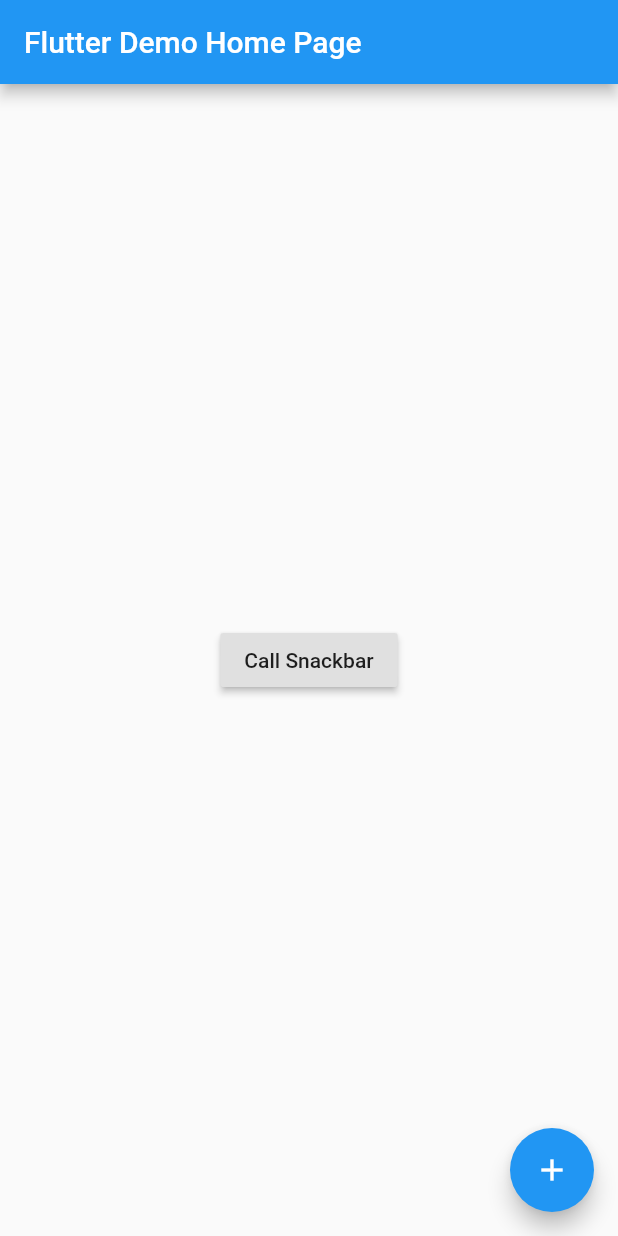
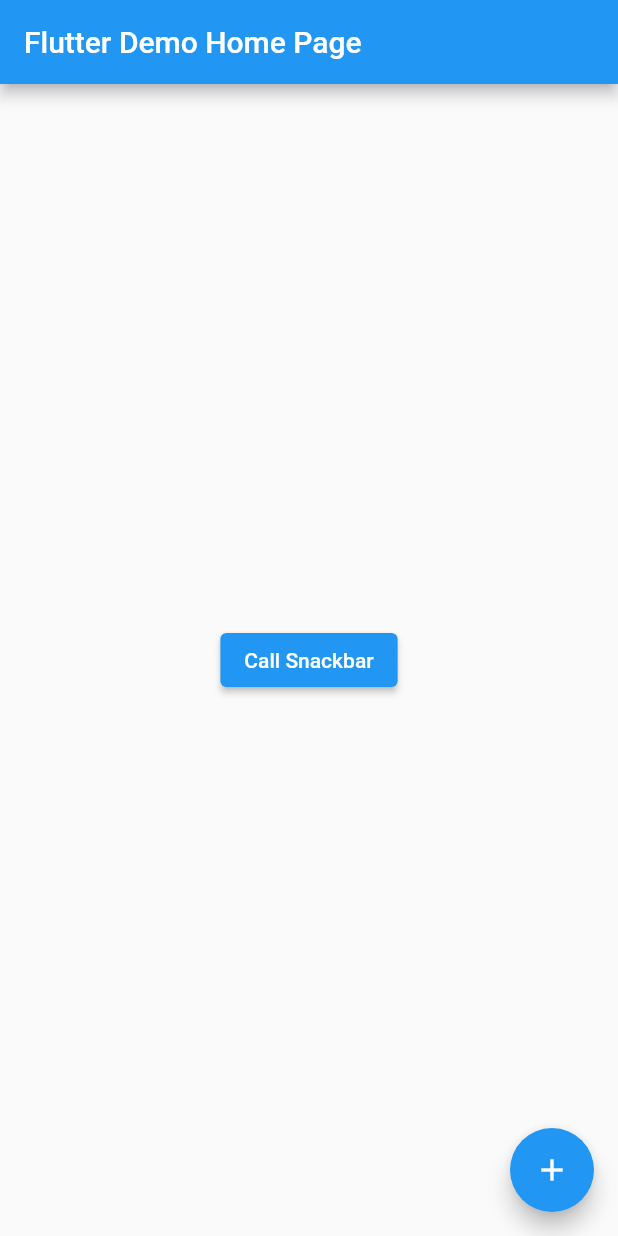
Before and after one commit to Flutterando/flutter_mobx_helpers, a Flutter app: the screen it shows after launch, on a phone screen of 412 x 824 dp. Run offline on Flutter 3.47's test engine with Material 2 defaults, Android fonts, the phone set to English and light mode, and no system bars; our stand-ins replace mobx; generated files the repository leaves out were written again.

Commit message:
Migrate to null safety; Remove deprecated calls

```diff
--- a/example/lib/main.dart
+++ b/example/lib/main.dart
@@ -20,9 +20,9 @@ class MyApp extends StatelessWidget {
 }
 
 class MyHomePage extends StatefulWidget {
-  MyHomePage({Key key, this.title}) : super(key: key);
+  MyHomePage({Key? key, this.title}) : super(key: key);
 
-  final String title;
+  final String? title;
 
   @override
   _MyHomePageState createState() => _MyHomePageState();
@@ -37,19 +37,20 @@ class _MyHomePageState extends State<MyHomePage> {
     return Scaffold(
       key: _scaffold,
       appBar: AppBar(
-        title: Text(widget.title),
+        title: Text(widget.title ?? ''),
       ),
       body: Center(
         child: ObserverListener(
           listener: (_) {
             var snack = SnackBar(content: Text('Click ${store.value}'));
-          _scaffold.currentState.showSnackBar(snack);
+            ScaffoldMessenger.of(context).showSnackBar(snack);
           },
-        child: RaisedButton(
+          child: ElevatedButton(
             child: Text('Call Snackbar'),
             onPressed: store.setValue,
           ),
-      )),
+        ),
+      ),
       floatingActionButton: FloatingActionButton(
         onPressed: store.setValue,
         tooltip: 'Increment',
--- a/example/lib/mystore.dart
+++ b/example/lib/mystore.dart
@@ -5,7 +5,7 @@ class MyStore = _MyStoreBase with _$MyStore;
 
 abstract class _MyStoreBase with Store {
   @observable
-  int value;
+  int value = 0;
   @action
   setValue() => value++;
 }
```
Also changed, not shown: example/pubspec.yaml (+5 -5 lines), example/pubspec.lock. Lines whose indentation alone changed are shown as unchanged.
